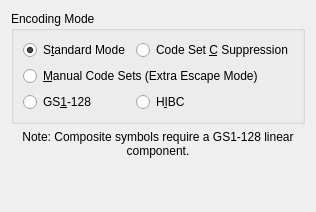
Before: the Qt Designer form frontend_qt/grpC128.ui in zint/zint, drawn with Qt 5.
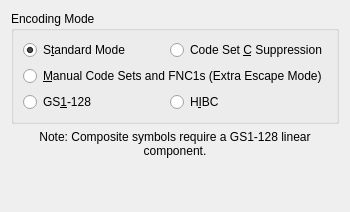
After: the same form once the commit is applied.

Commit message: CODE128: Add new extra escape `\^1` for manual insertion of FNC1s,   ticket #324, props Jim Shank;   also improve encodation for a few limited cases;   also some code fiddling BWIPP: update to latest raster: check for overflow on `size + size2` in `raster_malloc()` vector: put `malloc()`s on one line for grep ease docs: pandoc-3.3, clang-tidy-20

```diff
--- a/frontend_qt/grpC128.ui
+++ b/frontend_qt/grpC128.ui
@@ -48,7 +48,7 @@
       <item row="1" column="0" colspan="2">
        <widget class="QRadioButton" name="radC128ExtraEsc">
         <property name="text">
-         <string>&amp;Manual Code Sets (Extra Escape Mode)</string>
+         <string>&amp;Manual Code Sets and FNC1s (Extra Escape Mode)</string>
         </property>
         <property name="toolTip">
          <string>Process special escape sequences &quot;\^A&quot;, &quot;\^B&quot; and
```
Left out of the diff: 5 changed lines with no effect on the pictures. The commit also changes 18 other files.
